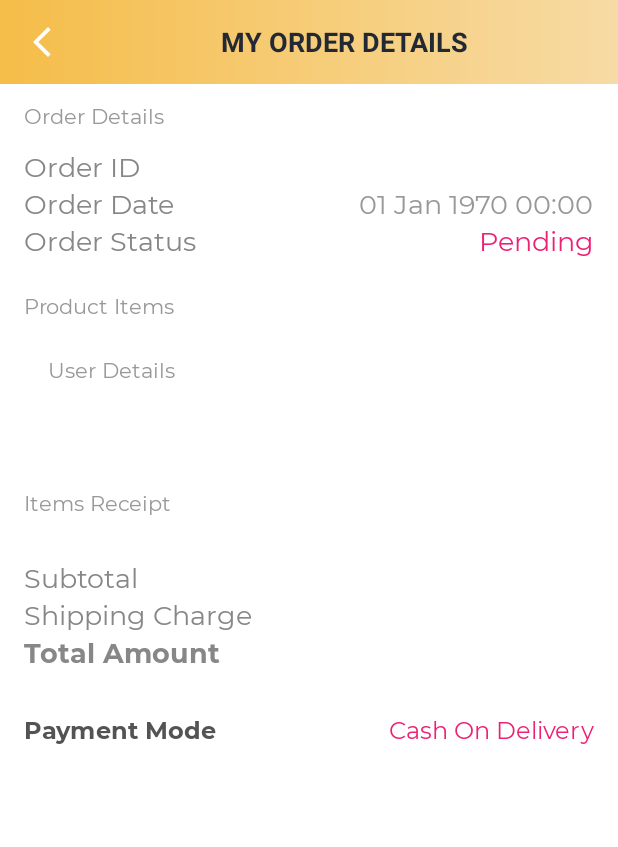
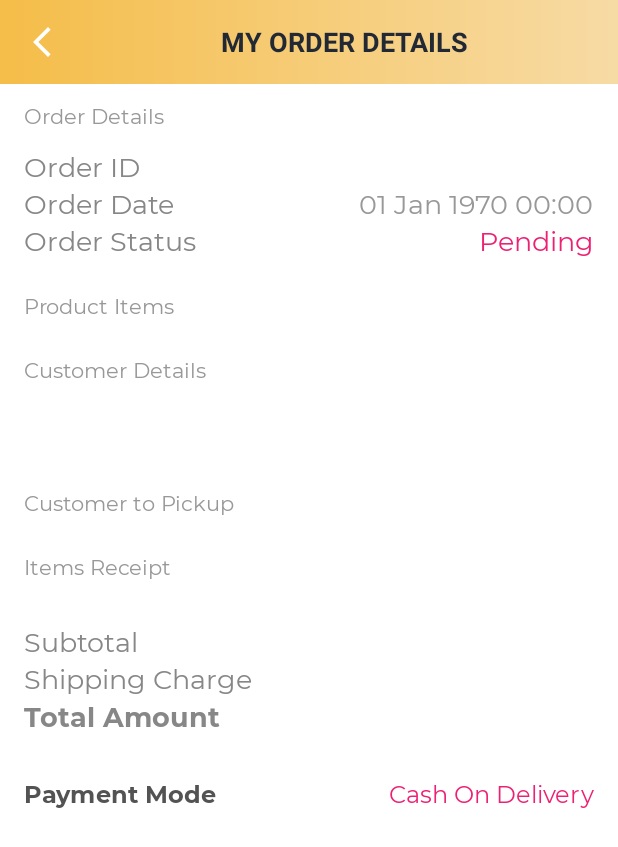
Before and after one commit to makaota/Mamma_Ms_Kitchen_Manager, an Android app: the MyOrderDetailsActivity screen opened directly, with no data from a screen before it, on a phone screen of 412 x 824 dp. Shown: the top 847 px of the screen. Run offline under Robolectric (Android 15) with nearby library versions, the phone set to English and light mode, and no system bars; our stand-ins replace Firebase (no records; nobody signed in at launch, a user with empty details on screens opened directly); libraries missing offline, so code that uses them is left out: com.shashank.sony; 1 statement that could not run was skipped.

Commit message:
Address Functionality added

```diff
--- a/app/src/main/AndroidManifest.xml
+++ b/app/src/main/AndroidManifest.xml
@@ -16,6 +16,16 @@
         android:supportsRtl="true"
         android:theme="@style/Theme.MammaMsKitchenManager"
         tools:targetApi="31">
+        <service
+            android:name=".utils.FirebaseService"
+            android:enabled="true"
+            android:exported="true"
+            android:permission="com.google.android.c2dm.permission.SEND">
+            <intent-filter>
+                <action android:name="com.google.firebase.MESSAGING_EVENT" />
+                <action android:name="com.google.android.c2dm.intent.RECEIVE" />
+            </intent-filter>
+        </service>
         <activity
             android:name=".ui.activities.BaseActivity"
             android:exported="false" />
--- /dev/null
+++ b/app/src/main/java/com/makaota/mammamskitchenmanager/models/Address.kt
@@ -0,0 +1,23 @@
+package com.makaota.mammamskitchenmanager.models
+
+import android.os.Parcelable
+import kotlinx.android.parcel.Parcelize
+
+// Create a data model class for Address details.
+/**
+ * A data model class for Address item with required fields.
+ */
+@Parcelize
+data class Address(
+    val user_id: String = "",
+    val name: String = "",
+    val mobileNumber: String = "",
+
+    val address: String = "",
+    val zipCode: String = "",
+    val additionalNote: String = "",
+
+    val type: String = "",
+    val otherDetails: String = "",
+    var id: String = "",
+) : Parcelable
--- a/app/src/main/java/com/makaota/mammamskitchenmanager/models/Order.kt
+++ b/app/src/main/java/com/makaota/mammamskitchenmanager/models/Order.kt
@@ -13,6 +13,7 @@ import kotlinx.android.parcel.Parcelize
 data class Order(
     val user_id: String = "",
     val items: ArrayList<CartItem> = ArrayList(),
+    val address: Address = Address(),
     val title: String = "",
     val orderStatus: String = "",
     val orderNumber: String = "",
--- a/app/src/main/java/com/makaota/mammamskitchenmanager/ui/activities/MyOrderDetailsActivity.kt
+++ b/app/src/main/java/com/makaota/mammamskitchenmanager/ui/activities/MyOrderDetailsActivity.kt
@@ -445,6 +445,21 @@ class MyOrderDetailsActivity : BaseActivity(), View.OnClickListener {
         binding.rvMyOrderItemsList.adapter = cartListAdapter
 
 
+        if (myOrderDetails.address.type == ""){
+            binding.tvSelectedAddress.text = "Customer to Pickup"
+            binding.llCheckoutAddressDetails.visibility = View.GONE
+        }
+        else{
+            binding.tvCheckoutAddressType.text = myOrderDetails.address.type
+            binding.tvCheckoutFullName.text = myOrderDetails.address.name
+            binding.tvCheckoutAddress.text = myOrderDetails.address.address
+            binding.tvCheckoutAdditionalNote.text = myOrderDetails.address.additionalNote
+            binding.tvCheckoutOtherDetails.text = myOrderDetails.address.otherDetails
+            binding.tvCheckoutMobileNumber.text = myOrderDetails.address.mobileNumber
+        }
+
+
+
         binding.tvMyOrderDetailsFullName.text = myOrderDetails.userName
 
         binding.tvMyOrderDetailsMobileNumber.text = myOrderDetails.userMobile
--- a/app/src/main/java/com/makaota/mammamskitchenmanager/ui/activities/SplashActivity.kt
+++ b/app/src/main/java/com/makaota/mammamskitchenmanager/ui/activities/SplashActivity.kt
@@ -42,7 +42,7 @@ class SplashActivity : AppCompatActivity() {
                 // "Add the code that you want to execute when animation ends")
 
                 Handler(Looper.getMainLooper()).postDelayed({
-                    startActivity(Intent(this@SplashActivity, LoginActivity::class.java))
+                    startActivity(Intent(this@SplashActivity, DashboardActivity::class.java))
                     finish()
                 }, 1000)
             }
--- a/app/src/main/res/layout/activity_my_order_details.xml
+++ b/app/src/main/res/layout/activity_my_order_details.xml
@@ -195,7 +195,6 @@
                 <com.makaota.mammamskitchenmanager.utils.RAMTextView
                     android:layout_width="match_parent"
                     android:layout_height="wrap_content"
-                    android:layout_marginStart="@dimen/my_order_details_content_marginStartEnd"
                     android:layout_marginTop="@dimen/my_order_details_content_marginTopBottom"
                     android:layout_marginEnd="@dimen/my_order_details_content_marginStartEnd"
                     android:paddingTop="@dimen/my_order_details_content_lbl_padding"
@@ -214,6 +213,87 @@
 
                 <com.makaota.mammamskitchenmanager.utils.RAMTextView
                     android:id="@+id/tv_my_order_details_mobile_number"
+                    android:layout_width="match_parent"
+                    android:layout_height="wrap_content"
+                    android:layout_marginTop="@dimen/address_details_marginTop"
+                    android:textColor="@color/item_value_text_color"
+                    android:textSize="@dimen/address_details_textSize"
+                    tools:text="+27 123456789" />
+            </LinearLayout>
+
+            <com.makaota.mammamskitchenmanager.utils.RAMTextView
+                android:id="@+id/tv_selected_address"
+                android:layout_width="match_parent"
+                android:layout_height="wrap_content"
+                android:layout_marginStart="@dimen/checkout_content_marginStartEnd"
+                android:layout_marginTop="@dimen/checkout_content_marginTopBottom"
+                android:layout_marginEnd="@dimen/checkout_content_marginStartEnd"
+                android:layout_marginBottom="@dimen/checkout_content_marginTopBottom"
+                android:paddingTop="@dimen/checkout_content_lbl_padding"
+                android:paddingBottom="@dimen/checkout_content_lbl_padding"
+                android:text="@string/checkout_lbl_selected_address"
+                android:textColor="@color/colorSecondaryText"
+                android:textSize="@dimen/checkout_lbl_textSize" />
+
+            <LinearLayout
+                android:id="@+id/ll_checkout_address_details"
+                android:layout_width="match_parent"
+                android:layout_height="wrap_content"
+                android:background="@color/white"
+                android:orientation="vertical"
+                android:paddingStart="@dimen/checkout_content_paddingStartEnd"
+                android:paddingTop="@dimen/checkout_content_paddingTopBottom"
+                android:paddingEnd="@dimen/checkout_content_paddingStartEnd"
+                android:paddingBottom="@dimen/checkout_content_paddingTopBottom">
+
+                <com.makaota.mammamskitchenmanager.utils.RAMTextView
+                    android:id="@+id/tv_checkout_address_type"
+                    android:layout_width="match_parent"
+                    android:layout_height="wrap_content"
+                    android:paddingTop="@dimen/address_details_marginTop"
+                    android:paddingBottom="@dimen/address_details_marginTop"
+                    android:textColor="@color/item_value_text_color"
+                    android:textSize="@dimen/address_details_textSize"
+                    android:textStyle="bold"
+                    tools:text="Home" />
+
+                <com.makaota.mammamskitchenmanager.utils.RAMTextViewBold
+                    android:id="@+id/tv_checkout_full_name"
+                    android:layout_width="match_parent"
+                    android:layout_height="wrap_content"
+                    android:textColor="@color/item_value_text_color"
+                    android:textSize="@dimen/item_address_name_textSize"
+                    tools:text="Papi Makaota" />
+
+                <com.makaota.mammamskitchenmanager.utils.RAMTextView
+                    android:id="@+id/tv_checkout_address"
+                    android:layout_width="match_parent"
+                    android:layout_height="wrap_content"
+                    android:layout_marginTop="@dimen/address_details_marginTop"
+                    android:textColor="@color/item_value_text_color"
+                    android:textSize="@dimen/address_details_textSize"
+                    tools:text="XYZ" />
+
+                <com.makaota.mammamskitchenmanager.utils.RAMTextView
+                    android:id="@+id/tv_checkout_additional_note"
+                    android:layout_width="match_parent"
+                    android:layout_height="wrap_content"
+                    android:layout_marginTop="@dimen/address_details_marginTop"
+                    android:textColor="@color/item_value_text_color"
+                    android:textSize="@dimen/address_details_textSize"
+                    tools:text="XYZ" />
+
+                <com.makaota.mammamskitchenmanager.utils.RAMTextView
+                    android:id="@+id/tv_checkout_other_details"
+                    android:layout_width="match_parent"
+                    android:layout_height="wrap_content"
+                    android:layout_marginTop="@dimen/address_details_marginTop"
+                    android:textColor="@color/item_value_text_color"
+                    android:textSize="@dimen/address_details_textSize"
+                    tools:text="XYZ" />
+
+                <com.makaota.mammamskitchenmanager.utils.RAMTextView
+                    android:id="@+id/tv_checkout_mobile_number"
                     android:layout_width="match_parent"
                     android:layout_height="wrap_content"
                     android:layout_marginTop="@dimen/address_details_marginTop"
--- a/app/src/main/res/values/strings.xml
+++ b/app/src/main/res/values/strings.xml
@@ -170,7 +170,7 @@
 
     <string name="title_my_order_details">MY ORDER DETAILS</string>
     <string name="order_details_lbl">Order Details</string>
-    <string name="user_details_lbl">User Details</string>
+    <string name="user_details_lbl">Customer Details</string>
     <string name="order_details_lbl_order_id">Order ID</string>
     <string name="order_details_lbl_order_date">Order Date</string>
     <string name="order_details_lbl_order_status">Order Status</string>
```
